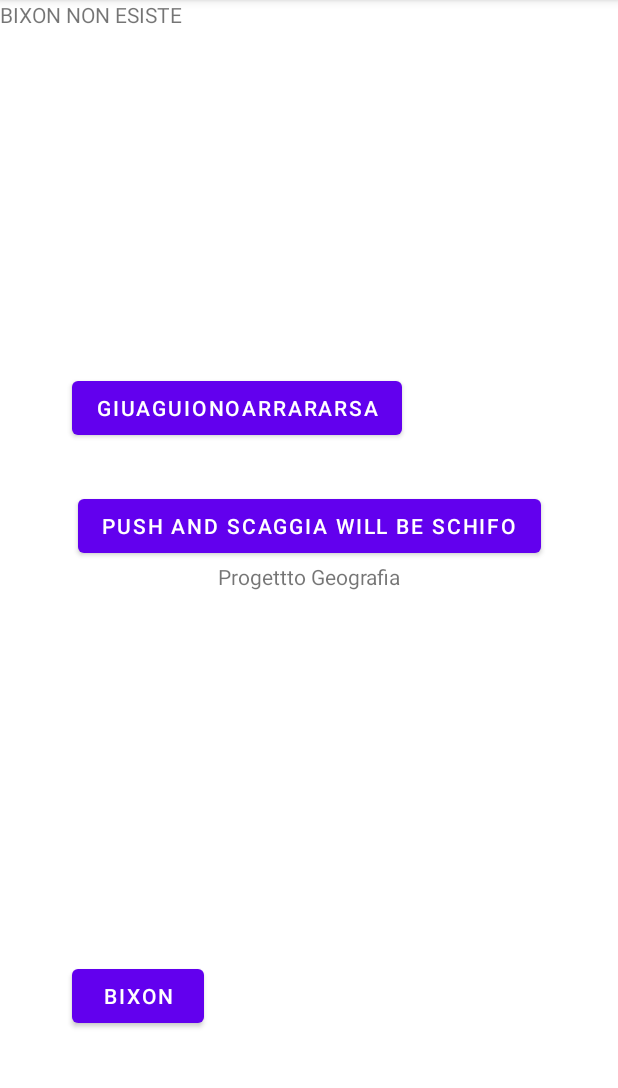
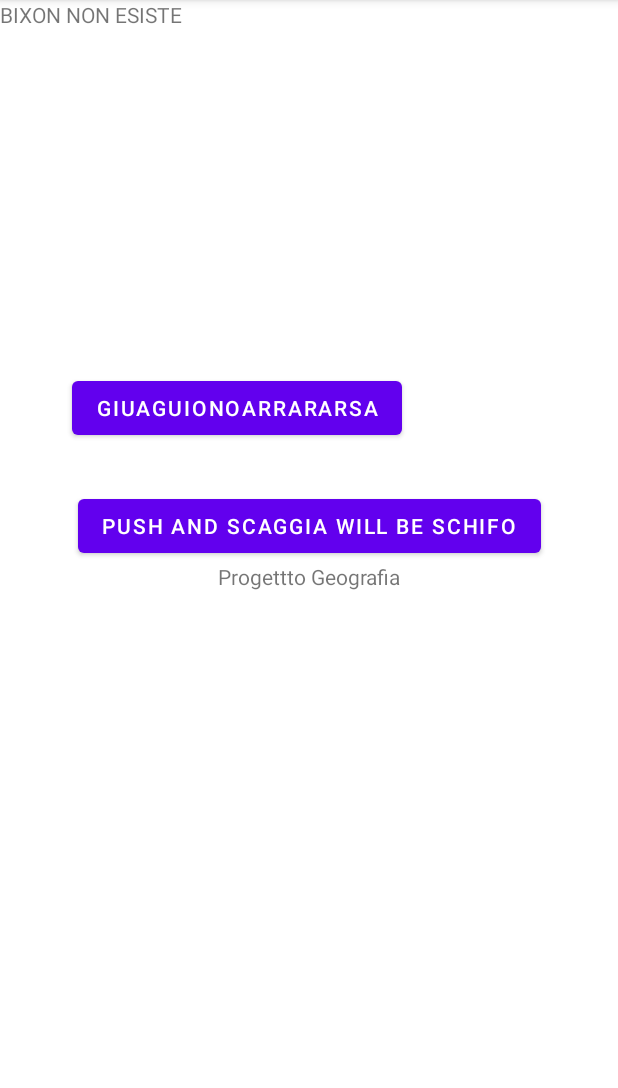
Before and after one commit to SGiuri/ProgettoGeografia, an Android app: the screen it shows after launch (MainActivity), on a phone screen of 412 x 824 dp, the part 84-1172 px from its top. Run offline under Robolectric (Android 15) with nearby library versions, the phone set to English and light mode, and no system bars.

Commit message:
Modifiche varie

```diff
--- a/app/src/main/res/layout/activity_main.xml
+++ b/app/src/main/res/layout/activity_main.xml
@@ -25,16 +25,6 @@
         tools:layout_editor_absoluteY="89dp" />
 
     <Button
-        android:id="@+id/button"
-        android:layout_width="wrap_content"
-        android:layout_height="wrap_content"
-        android:layout_marginStart="48dp"
-        android:layout_marginBottom="80dp"
-        android:text="BIXON"
-        app:layout_constraintBottom_toBottomOf="parent"
-        app:layout_constraintStart_toStartOf="parent" />
-
-    <Button
         android:id="@+id/button4"
         android:layout_width="wrap_content"
         android:layout_height="wrap_content"
@@ -54,4 +44,16 @@
         app:layout_constraintEnd_toEndOf="parent"
         app:layout_constraintTop_toTopOf="parent" />
 
+    <ImageView
+        android:id="@+id/imageView2"
+        android:layout_width="wrap_content"
+        android:layout_height="wrap_content"
+        app:layout_constraintBottom_toBottomOf="parent"
+        app:layout_constraintEnd_toEndOf="parent"
+        app:layout_constraintHorizontal_bias="0.332"
+        app:layout_constraintStart_toStartOf="parent"
+        app:layout_constraintTop_toTopOf="parent"
+        app:layout_constraintVertical_bias="0.774"
+        tools:srcCompat="@tools:sample/avatars" />
+
 </androidx.constraintlayout.widget.ConstraintLayout>
```
